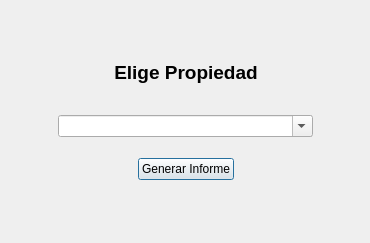
Old version of the form templates/dlgInformeProp.ui in the repository Manuerty/ProyecyoDI.
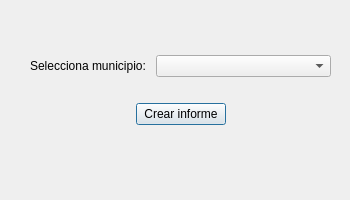
New version of the form.

```diff
--- a/templates/dlgInformeProp.ui
+++ b/templates/dlgInformeProp.ui
@@ -6,8 +6,8 @@
    <rect>
     <x>0</x>
     <y>0</y>
-    <width>370</width>
-    <height>243</height>
+    <width>350</width>
+    <height>200</height>
    </rect>
   </property>
   <property name="windowTitle">
@@ -16,208 +16,105 @@
   <widget class="QWidget" name="layoutWidget">
    <property name="geometry">
     <rect>
-     <x>0</x>
-     <y>0</y>
-     <width>371</width>
-     <height>241</height>
+     <x>30</x>
+     <y>40</y>
+     <width>301</width>
+     <height>101</height>
     </rect>
    </property>
-   <layout class="QVBoxLayout" name="verticalLayout_2">
+   <layout class="QVBoxLayout" name="verticalLayout">
     <item>
-     <spacer name="verticalSpacer_4">
+     <layout class="QHBoxLayout" name="horizontalLayout">
+      <item>
+       <widget class="QLabel" name="label">
+        <property name="minimumSize">
+         <size>
+          <width>120</width>
+          <height>0</height>
+         </size>
+        </property>
+        <property name="maximumSize">
+         <size>
+          <width>120</width>
+          <height>16777215</height>
+         </size>
+        </property>
+        <property name="text">
+         <string>Selecciona municipio:</string>
+        </property>
+       </widget>
+      </item>
+      <item>
+       <widget class="QComboBox" name="cmbInformeMuniProp">
+        <property name="minimumSize">
+         <size>
+          <width>150</width>
+          <height>0</height>
+         </size>
+        </property>
+       </widget>
+      </item>
+     </layout>
+    </item>
+    <item>
+     <spacer name="verticalSpacer">
       <property name="orientation">
        <enum>Qt::Vertical</enum>
       </property>
+      <property name="sizeType">
+       <enum>QSizePolicy::Fixed</enum>
+      </property>
       <property name="sizeHint" stdset="0">
        <size>
-        <width>20</width>
-        <height>40</height>
+        <width>0</width>
+        <height>5</height>
        </size>
       </property>
      </spacer>
     </item>
     <item>
-     <layout class="QVBoxLayout" name="verticalLayout">
+     <layout class="QHBoxLayout" name="horizontalLayout_2">
       <item>
-       <layout class="QHBoxLayout" name="horizontalLayout_3">
-        <item>
-         <spacer name="horizontalSpacer_5">
-          <property name="orientation">
-           <enum>Qt::Horizontal</enum>
-          </property>
-          <property name="sizeHint" stdset="0">
-           <size>
-            <width>40</width>
-            <height>20</height>
-           </size>
-          </property>
-         </spacer>
-        </item>
-        <item>
-         <widget class="QLabel" name="label">
-          <property name="font">
-           <font>
-            <pointsize>14</pointsize>
-            <weight>75</weight>
-            <bold>true</bold>
-           </font>
-          </property>
-          <property name="text">
-           <string>Elige Propiedad</string>
-          </property>
-          <property name="alignment">
-           <set>Qt::AlignCenter</set>
-          </property>
-         </widget>
-        </item>
-        <item>
-         <spacer name="horizontalSpacer_6">
-          <property name="orientation">
-           <enum>Qt::Horizontal</enum>
-          </property>
-          <property name="sizeHint" stdset="0">
-           <size>
-            <width>40</width>
-            <height>20</height>
-           </size>
-          </property>
-         </spacer>
-        </item>
-       </layout>
-      </item>
-      <item>
-       <spacer name="verticalSpacer">
+       <spacer name="horizontalSpacer_2">
         <property name="orientation">
-         <enum>Qt::Vertical</enum>
+         <enum>Qt::Horizontal</enum>
         </property>
-        <property name="sizeType">
-         <enum>QSizePolicy::Fixed</enum>
-        </property>
         <property name="sizeHint" stdset="0">
          <size>
-          <width>20</width>
-          <height>25</height>
+          <width>40</width>
+          <height>20</height>
          </size>
         </property>
        </spacer>
       </item>
       <item>
-       <layout class="QHBoxLayout" name="horizontalLayout">
-        <item>
-         <spacer name="horizontalSpacer">
-          <property name="orientation">
-           <enum>Qt::Horizontal</enum>
-          </property>
-          <property name="sizeHint" stdset="0">
-           <size>
-            <width>40</width>
-            <height>20</height>
-           </size>
-          </property>
-         </spacer>
-        </item>
-        <item>
-         <widget class="QComboBox" name="cmbMuniInforme">
-          <property name="minimumSize">
-           <size>
-            <width>255</width>
-            <height>0</height>
-           </size>
-          </property>
-          <property name="editable">
-           <bool>true</bool>
-          </property>
-         </widget>
-        </item>
-        <item>
-         <spacer name="horizontalSpacer_2">
-          <property name="orientation">
-           <enum>Qt::Horizontal</enum>
-          </property>
-          <property name="sizeHint" stdset="0">
-           <size>
-            <width>40</width>
-            <height>20</height>
-           </size>
-          </property>
-         </spacer>
-        </item>
-       </layout>
+       <widget class="QPushButton" name="btnInformeProp">
+        <property name="minimumSize">
+         <size>
+          <width>90</width>
+          <height>0</height>
+         </size>
+        </property>
+        <property name="text">
+         <string>Crear informe</string>
+        </property>
+       </widget>
       </item>
       <item>
-       <spacer name="verticalSpacer_2">
+       <spacer name="horizontalSpacer">
         <property name="orientation">
-         <enum>Qt::Vertical</enum>
+         <enum>Qt::Horizontal</enum>
         </property>
-        <property name="sizeType">
-         <enum>QSizePolicy::Fixed</enum>
-        </property>
         <property name="sizeHint" stdset="0">
          <size>
-          <width>20</width>
-          <height>15</height>
+          <width>40</width>
+          <height>20</height>
          </size>
         </property>
        </spacer>
       </item>
-      <item>
-       <layout class="QHBoxLayout" name="horizontalLayout_2">
-        <item>
-         <spacer name="horizontalSpacer_3">
-          <property name="orientation">
-           <enum>Qt::Horizontal</enum>
-          </property>
-          <property name="sizeHint" stdset="0">
-           <size>
-            <width>40</width>
-            <height>20</height>
-           </size>
-          </property>
-         </spacer>
-        </item>
-        <item>
-         <widget class="QPushButton" name="btnGenerarInformeProp">
-          <property name="maximumSize">
-           <size>
-            <width>200</width>
-            <height>16777215</height>
-           </size>
-          </property>
-          <property name="text">
-           <string>Generar Informe</string>
-          </property>
-         </widget>
-        </item>
-        <item>
-         <spacer name="horizontalSpacer_4">
-          <property name="orientation">
-           <enum>Qt::Horizontal</enum>
-          </property>
-          <property name="sizeHint" stdset="0">
-           <size>
-            <width>40</width>
-            <height>20</height>
-           </size>
-          </property>
-         </spacer>
-        </item>
-       </layout>
-      </item>
      </layout>
     </item>
-    <item>
-     <spacer name="verticalSpacer_3">
-      <property name="orientation">
-       <enum>Qt::Vertical</enum>
-      </property>
-      <property name="sizeHint" stdset="0">
-       <size>
-        <width>20</width>
-        <height>40</height>
-       </size>
-      </property>
-     </spacer>
-    </item>
    </layout>
   </widget>
  </widget>
```
Left out of the diff: 2 changed lines with no effect on the pictures.
